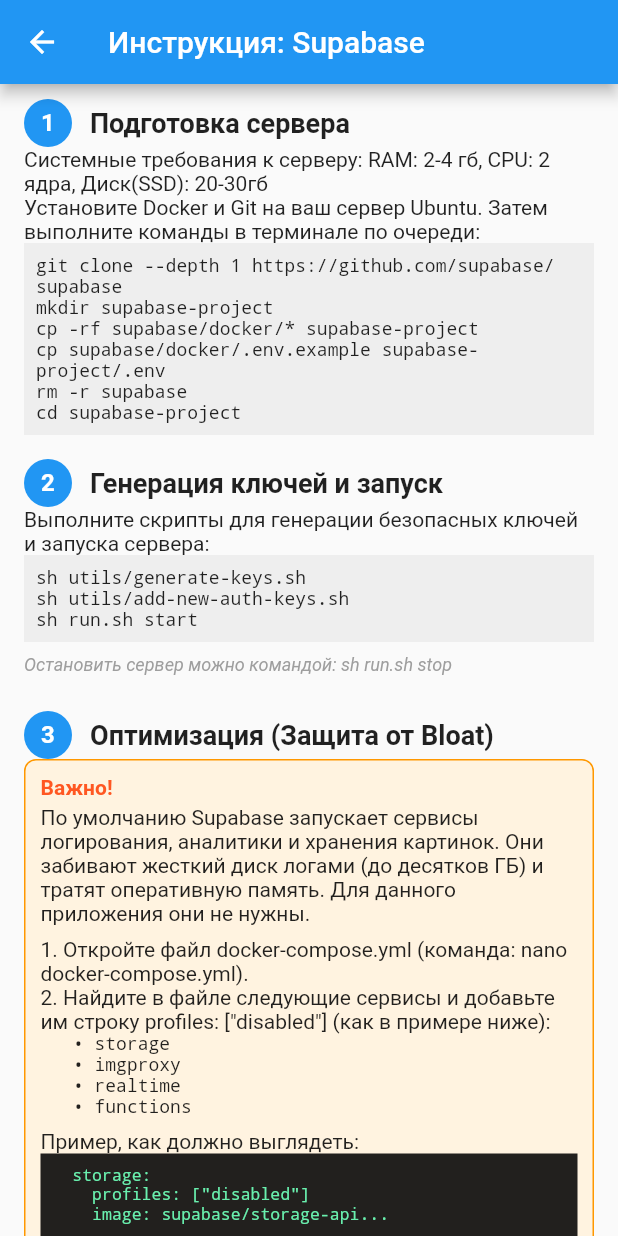
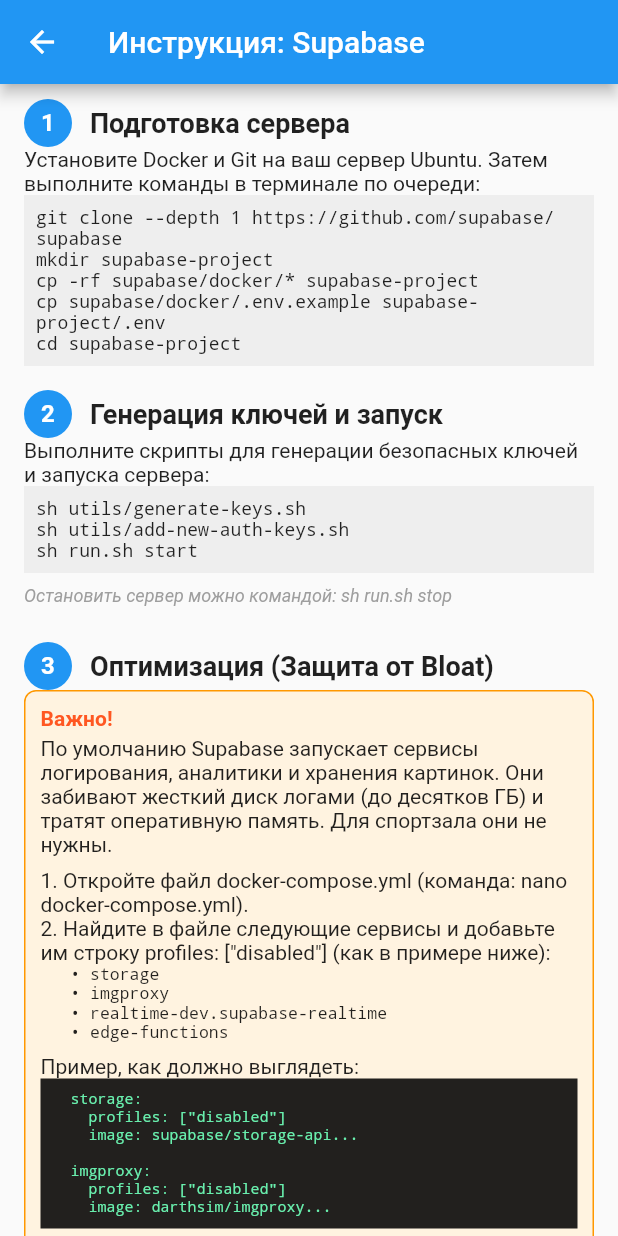
Before and after one commit to arni30rus/gcr_app, a Flutter app: the SetupOwnDbGuideScreen screen opened directly, scrolled down 576 dp, on a phone screen of 412 x 824 dp. Run offline on Flutter 3.47's test engine with Material 3 defaults, Android fonts, the phone set to English and light mode, and no system bars; our stand-ins replace audioplayers, csv, file_picker, permission_handler, share_plus, shared_preferences and 3 more; missing offline and left inert: mobile_scanner; accounts and stored records are empty.

Commit message:
new own_db_guide

```diff
--- a/lib/screens/setup_own_db_guide_screen.dart
+++ b/lib/screens/setup_own_db_guide_screen.dart
@@ -72,14 +72,12 @@
             const SizedBox(height: 16),
 
             _buildStep(context, '1', 'Подготовка сервера'),
-            const Text('Системные требования к серверу: RAM: 2-4 гб, CPU: 2 ядра, Диск(SSD): 20-30гб'),
             const Text('Установите Docker и Git на ваш сервер Ubuntu. Затем выполните команды в терминале по очереди:'),
             Container(width: double.infinity, padding: const EdgeInsets.all(8), color: Colors.grey[200], child: const SelectableText(
               'git clone --depth 1 https://github.com/supabase/supabase\n'
               'mkdir supabase-project\n'
               'cp -rf supabase/docker/* supabase-project\n'
               'cp supabase/docker/.env.example supabase-project/.env\n'
-              'rm -r supabase\n'
               'cd supabase-project',
               style: TextStyle(fontFamily: 'Courier', fontSize: 12)
             )),
@@ -97,8 +95,7 @@
             const Text('Остановить сервер можно командой: sh run.sh stop', style: TextStyle(fontSize: 12, fontStyle: FontStyle.italic, color: Colors.grey)),
             const SizedBox(height: 24),
 
-            // ОПТИМИЗАЦИЯ
-                        _buildStep(context, '3', 'Оптимизация (Защита от Bloat)'),
+            _buildStep(context, '3', 'Оптимизация (Защита от Bloat)'),
             Container(
               padding: const EdgeInsets.all(10),
               decoration: BoxDecoration(
@@ -106,32 +103,32 @@
                 borderRadius: BorderRadius.circular(8),
                 border: Border.all(color: Colors.orange)
               ),
-              child: Column( // Убрал const здесь
+              child: Column(
                 crossAxisAlignment: CrossAxisAlignment.start,
                 children: [
                   const Text('Важно!', style: TextStyle(fontWeight: FontWeight.bold, color: Colors.deepOrange)),
                   const SizedBox(height: 4),
-                  const Text('По умолчанию Supabase запускает сервисы логирования, аналитики и хранения картинок. Они забивают жесткий диск логами (до десятков ГБ) и тратят оперативную память. Для данного приложения они не нужны.'),
+                  const Text('По умолчанию Supabase запускает сервисы логирования, аналитики и хранения картинок. Они забивают жесткий диск логами (до десятков ГБ) и тратят оперативную память. Для спортзала они не нужны.'),
                   const SizedBox(height: 8),
                   const Text('1. Откройте файл docker-compose.yml (команда: nano docker-compose.yml).'),
                   const Text('2. Найдите в файле следующие сервисы и добавьте им строку profiles: ["disabled"] (как в примере ниже):'),
-                  const Text('   • storage', style: TextStyle(fontFamily: 'Courier', fontSize: 12)),
-                  const Text('   • imgproxy', style: TextStyle(fontFamily: 'Courier', fontSize: 12)),
-                  const Text('   • realtime', style: TextStyle(fontFamily: 'Courier', fontSize: 12)),
-                  const Text('   • functions', style: TextStyle(fontFamily: 'Courier', fontSize: 12)),
+                  const Text('   • storage', style: TextStyle(fontFamily: 'Courier', fontSize: 11)),
+                  const Text('   • imgproxy', style: TextStyle(fontFamily: 'Courier', fontSize: 11)),
+                  const Text('   • realtime-dev.supabase-realtime', style: TextStyle(fontFamily: 'Courier', fontSize: 11)),
+                  const Text('   • edge-functions', style: TextStyle(fontFamily: 'Courier', fontSize: 11)),
                   const SizedBox(height: 8),
                   const Text('Пример, как должно выглядеть:'),
-                  Container( // Добавил const сюда
+                  Container(
                     width: double.infinity,
                     padding: const EdgeInsets.all(8),
                     color: Colors.black87,
                     child: const Text(
                       '  storage:\n    profiles: ["disabled"]\n    image: supabase/storage-api...\n\n  imgproxy:\n    profiles: ["disabled"]\n    image: darthsim/imgproxy...',
-                      style: TextStyle(fontFamily: 'Courier', fontSize: 11, color: Colors.greenAccent),
+                      style: TextStyle(fontFamily: 'Courier', fontSize: 10, color: Colors.greenAccent),
                     )
                   ),
                   const SizedBox(height: 8),
-                  const Text('3. Сохраните файл и перезапустите сервер: sh run.sh stop && sh run.sh start'),
+                  const Text('3. Сохраните файл (Ctrl+O, Enter, Ctrl+X) и перезапустите сервер: sh run.sh stop && sh run.sh start'),
                   const Text('Это сэкономит ресурсы сервера и защитит базу от «раздувания».', style: TextStyle(fontStyle: FontStyle.italic, color: Colors.grey)),
                 ],
               ),
@@ -139,9 +136,9 @@
             const SizedBox(height: 16),
 
             _buildStep(context, '4', 'Порты и доступ'),
-            const Text('Убедитесь, что в брандмауэре Ubuntu открыты порты 8000 и 3000.', style: TextStyle(fontWeight: FontWeight.bold)),
-            const Text('Панель управления будет доступна по http://ВАШ_IP:8000'),
-            const SizedBox(height: 12),
+            const Text('Убедитесь, что в брандмауэре Ubuntu открыты порты 8000 (API) и 3000 (Панель управления).', style: TextStyle(fontWeight: FontWeight.bold)),
+            const Text('Панель управления будет доступна по http://ВАШ_IP:3000'),
+            const SizedBox(height: 24),
 
             const Divider(height: 30),
 
@@ -151,8 +148,8 @@
             const Text('ОБЩИЕ ШАГИ (Для облака и своего сервера):', style: TextStyle(fontSize: 18, fontWeight: FontWeight.bold)),
             const SizedBox(height: 16),
 
-            _buildStep(context, '5', 'Создание таблиц (SQL)'),
-            const Text('В панели Supabase откройте SQL Editor. Скопируйте ВЕСЬ код ниже и нажмите "Run":'),
+            _buildStep(context, '5', 'Создание таблиц и прав (SQL)'),
+            const Text('В панели Supabase откройте SQL Editor. Скопируйте ВЕСЬ код ниже и нажмите "Run". Этот скрипт создаст таблицы, настроит безопасность и выдаст необходимые права для API:'),
             const SizedBox(height: 12),
 
             Container(
@@ -187,13 +184,26 @@
 ALTER TABLE visits ENABLE ROW LEVEL SECURITY;
 ALTER TABLE renewals ENABLE ROW LEVEL SECURITY;
 
--- 8. Правила доступа
+-- 8. Правила доступа (RLS Policies)
 CREATE POLICY "Users can view their gyms" ON gyms FOR SELECT USING (id IN (SELECT gym_id FROM user_gyms WHERE user_id = auth.uid()));
 CREATE POLICY "Users can view their gym links" ON user_gyms FOR SELECT USING (user_id = auth.uid());
 CREATE POLICY "Users can manage sub types in their gym" ON subscription_types FOR ALL USING (gym_id IN (SELECT gym_id FROM user_gyms WHERE user_id = auth.uid())) WITH CHECK (gym_id IN (SELECT gym_id FROM user_gyms WHERE user_id = auth.uid()));
 CREATE POLICY "Users can manage clients in their gym" ON clients FOR ALL USING (gym_id IN (SELECT gym_id FROM user_gyms WHERE user_id = auth.uid())) WITH CHECK (gym_id IN (SELECT gym_id FROM user_gyms WHERE user_id = auth.uid()));
 CREATE POLICY "Users can manage visits in their gym" ON visits FOR ALL USING (gym_id IN (SELECT gym_id FROM user_gyms WHERE user_id = auth.uid())) WITH CHECK (gym_id IN (SELECT gym_id FROM user_gyms WHERE user_id = auth.uid()));
 CREATE POLICY "Users can manage renewals in their gym" ON renewals FOR ALL USING (gym_id IN (SELECT gym_id FROM user_gyms WHERE user_id = auth.uid())) WITH CHECK (gym_id IN (SELECT gym_id FROM user_gyms WHERE user_id = auth.uid()));
+
+-- 9. Права доступа к API (Обязательно по новой политике Supabase с 30 октября 2024)
+GRANT SELECT ON public.gyms TO anon, authenticated;
+GRANT SELECT ON public.user_gyms TO anon, authenticated;
+
+GRANT SELECT, INSERT, UPDATE, DELETE ON public.subscription_types TO anon, authenticated, service_role;
+GRANT SELECT, INSERT, UPDATE, DELETE ON public.clients TO anon, authenticated, service_role;
+GRANT SELECT, INSERT, UPDATE, DELETE ON public.visits TO anon, authenticated, service_role;
+GRANT SELECT, INSERT, UPDATE, DELETE ON public.renewals TO anon, authenticated, service_role;
+
+-- 10. Права на генераторы ID для таблиц visits и renewals
+GRANT USAGE, SELECT ON SEQUENCE visits_id_seq TO anon, authenticated;
+GRANT USAGE, SELECT ON SEQUENCE renewals_id_seq TO anon, authenticated;
 ''',
                 style: TextStyle(fontFamily: 'Courier', fontSize: 11, color: Colors.grey[900]),
               ),
```
